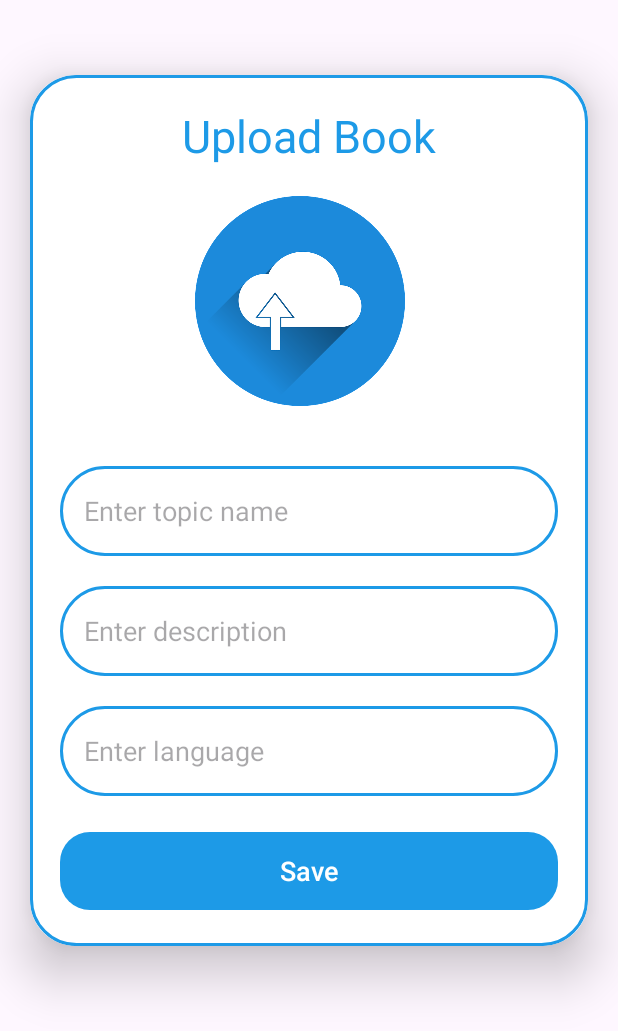
After one commit to B14cK3Rv4/Reading-Application, an Android app: the UploadActivity screen opened directly, with no data from a screen before it, on a phone screen of 412 x 824 dp. The commit adds this screen. Shown: the top 1031 px of the screen. Run offline under Robolectric (Android 15) with nearby library versions, the phone set to English and light mode, and no system bars.

Commit message:
Upload UI Only

```diff
--- a/app/build.gradle
+++ b/app/build.gradle
@@ -35,6 +35,8 @@ dependencies {
     implementation 'com.google.android.material:material:1.5.0'
     implementation 'androidx.constraintlayout:constraintlayout:2.1.4'
     implementation 'com.google.firebase:firebase-auth-ktx:21.3.0'
+    implementation 'com.google.firebase:firebase-storage:20.1.0'
+    implementation 'com.google.firebase:firebase-database:20.2.0'
     testImplementation 'junit:junit:4.13.2'
     androidTestImplementation 'androidx.test.ext:junit:1.1.5'
     androidTestImplementation 'androidx.test.espresso:espresso-core:3.5.1'
--- /dev/null
+++ b/app/src/main/java/uk/readingapplication/UploadActivity.java
@@ -0,0 +1,14 @@
+package uk.readingapplication;
+
+import androidx.appcompat.app.AppCompatActivity;
+
+import android.os.Bundle;
+
+public class UploadActivity extends AppCompatActivity {
+
+    @Override
+    protected void onCreate(Bundle savedInstanceState) {
+        super.onCreate(savedInstanceState);
+        setContentView(R.layout.activity_upload);
+    }
+}
--- /dev/null
+++ b/app/src/main/res/drawable/baseline_add_24.xml
@@ -0,0 +1,5 @@
+<vector android:height="24dp" android:tint="#FFFFFF"
+    android:viewportHeight="24" android:viewportWidth="24"
+    android:width="24dp" xmlns:android="http://schemas.android.com/apk/res/android">
+    <path android:fillColor="@android:color/white" android:pathData="M19,13h-6v6h-2v-6H5v-2h6V5h2v6h6v2z"/>
+</vector>
--- /dev/null
+++ b/app/src/main/res/drawable/blue1_border.xml
@@ -0,0 +1,12 @@
+<?xml version="1.0" encoding="utf-8"?>
+<shape xmlns:android="http://schemas.android.com/apk/res/android"
+    android:shape="rectangle">
+
+    <stroke
+        android:width="2dp"
+        android:color="@color/blue1"/>
+
+    <corners
+        android:radius="30dp"/>
+
+</shape>
--- /dev/null
+++ b/app/src/main/res/layout/activity_upload.xml
@@ -0,0 +1,93 @@
+<?xml version="1.0" encoding="utf-8"?>
+<ScrollView
+    xmlns:android="http://schemas.android.com/apk/res/android"
+    xmlns:app="http://schemas.android.com/apk/res-auto"
+    xmlns:tools="http://schemas.android.com/tools"
+    android:layout_width="match_parent"
+    android:layout_height="match_parent"
+    android:orientation="vertical"
+    tools:context=".UploadActivity">
+
+    <androidx.cardview.widget.CardView
+        android:layout_width="match_parent"
+        android:layout_height="wrap_content"
+        android:layout_marginTop="50dp"
+        android:layout_marginEnd="20dp"
+        android:layout_marginStart="20dp"
+        app:cardCornerRadius="30dp"
+        app:cardElevation="20dp">
+
+        <LinearLayout
+            android:layout_width="match_parent"
+            android:layout_height="wrap_content"
+            android:orientation="vertical"
+            android:layout_gravity="center_horizontal"
+            android:padding="20dp"
+            android:background="@drawable/blue1_border">
+
+            <TextView
+                android:layout_width="match_parent"
+                android:layout_height="wrap_content"
+                android:text="Upload Book"
+                android:textSize="30sp"
+                android:textAlignment="center"
+                android:textColor="@color/blue1"/>
+
+            <ImageView
+                android:id="@+id/uploadImage"
+                android:layout_width="140dp"
+                android:layout_height="140dp"
+                android:layout_marginTop="20dp"
+                android:layout_marginBottom="20dp"
+                android:layout_marginLeft="90dp"
+                android:scaleType="fitXY"
+                android:src="@drawable/upload" />
+
+            <EditText
+                android:layout_width="match_parent"
+                android:layout_height="60dp"
+                android:id="@+id/uploadTopic"
+                android:background="@drawable/blue1_border"
+                android:layout_marginTop="20dp"
+                android:padding="16dp"
+                android:hint="Enter topic name"
+                android:layout_gravity="start|center_vertical"
+                android:textColor="@color/blue1"/>
+
+            <EditText
+                android:layout_width="match_parent"
+                android:layout_height="60dp"
+                android:id="@+id/uploadDesc"
+                android:background="@drawable/blue1_border"
+                android:layout_marginTop="20dp"
+                android:padding="16dp"
+                android:hint="Enter description"
+                android:layout_gravity="start|center_vertical"
+                android:textColor="@color/blue1"/>
+
+            <EditText
+                android:layout_width="match_parent"
+                android:layout_height="60dp"
+                android:id="@+id/uploadLang"
+                android:background="@drawable/blue1_border"
+                android:layout_marginTop="20dp"
+                android:padding="16dp"
+                android:hint="Enter language"
+                android:layout_gravity="start|center_vertical"
+                android:textColor="@color/blue1"/>
+
+            <Button
+                android:layout_width="match_parent"
+                android:layout_height="60dp"
+                android:text="Save"
+                android:id="@+id/saveButton"
+                android:textSize="18sp"
+                android:layout_marginTop="20dp"
+                app:cornerRadius = "20dp"/>
+
+
+
+        </LinearLayout>
+    </androidx.cardview.widget.CardView>
+
+</ScrollView>
--- a/app/src/main/res/values/colors.xml
+++ b/app/src/main/res/values/colors.xml
@@ -2,4 +2,5 @@
 <resources>
     <color name="black">#FF000000</color>
     <color name="white">#FFFFFFFF</color>
+    <color name="blue1">#1d9ae7</color>
 </resources>
--- a/app/src/main/res/values/themes.xml
+++ b/app/src/main/res/values/themes.xml
@@ -2,7 +2,9 @@
     <!-- Base application theme. -->
     <style name="Base.Theme.ReadingApplication" parent="Theme.Material3.DayNight.NoActionBar">
         <!-- Customize your light theme here. -->
-        <!-- <item name="colorPrimary">@color/my_light_primary</item> -->
+        <item name="colorPrimary">@color/blue1</item>
+        <item name="colorPrimaryVariant">@color/blue1</item>
+        <item name="android:statusBarColor">?attr/colorPrimaryVariant</item>
     </style>
 
     <style name="Theme.ReadingApplication" parent="Base.Theme.ReadingApplication" />
```
Also changed, not shown: app/src/main/AndroidManifest.xml (+11 -8 lines), app/src/main/java/uk/readingapplication/MainActivity.java (+13 -0 lines), app/src/main/res/layout/activity_main.xml (+17 -4 lines), app/src/main/res/layout/progress_layout.xml (added, +23 -0 lines), app/src/main/res/drawable/upload.png (added).
